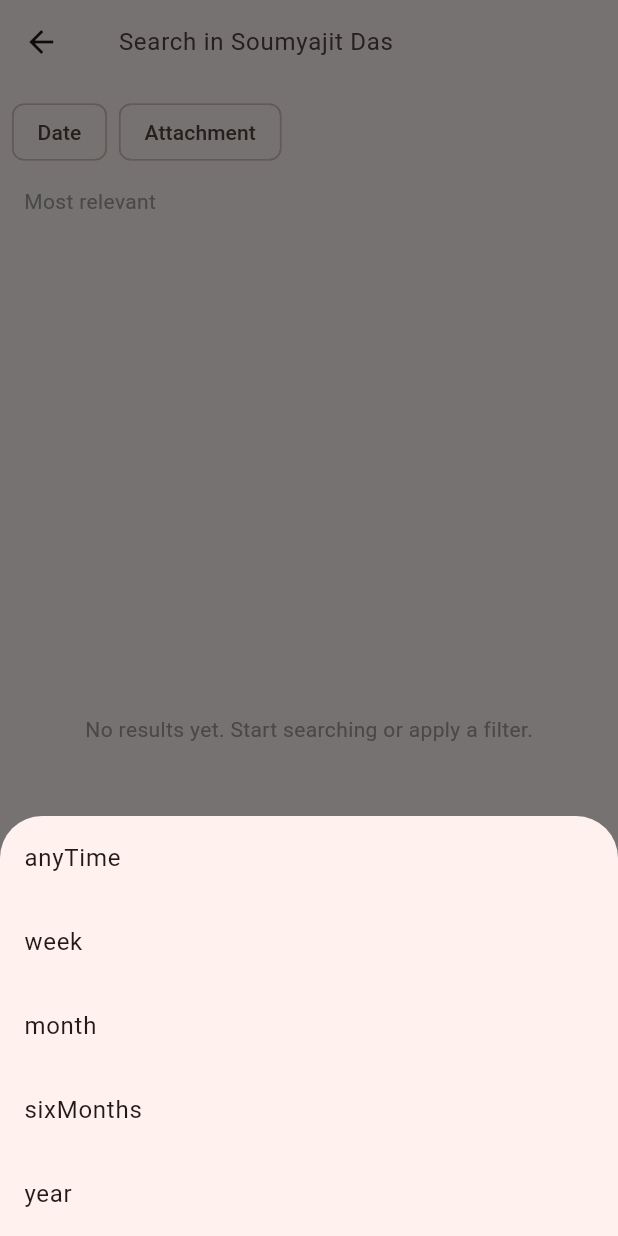
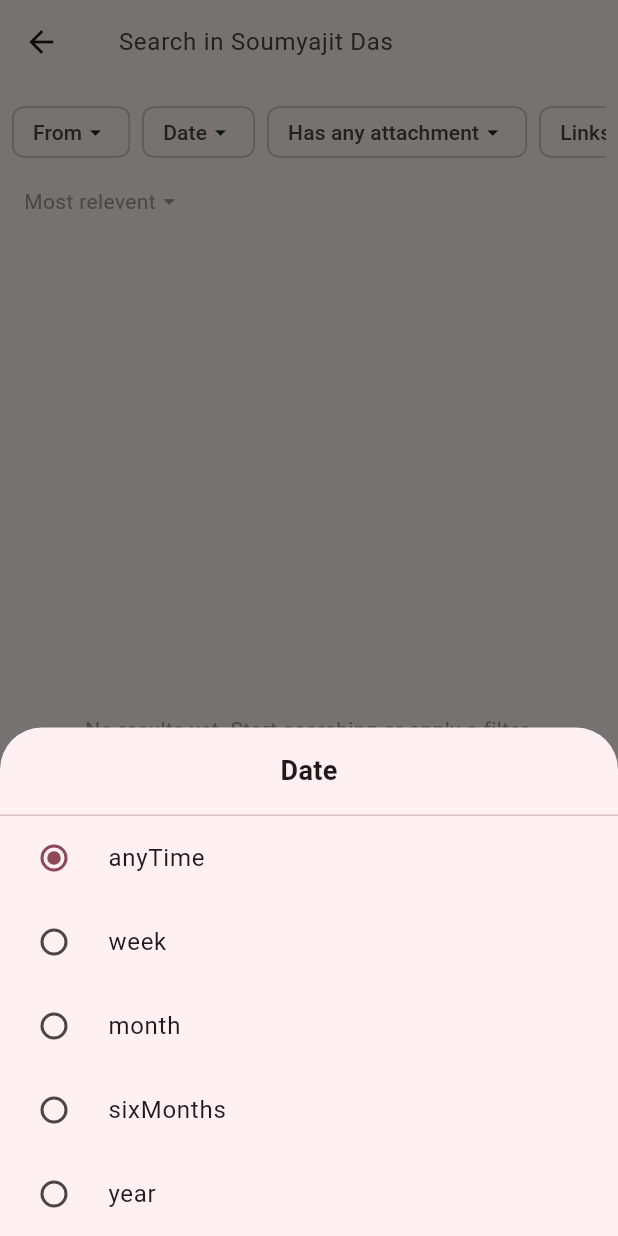
Before and after one commit to chatterjee-design/chat-system, a Flutter app: the _ChatSearchBody screen opened directly, after a tap on "Date", on a phone screen of 412 x 824 dp. Run offline on Flutter 3.47's test engine with Material 3 defaults, Android fonts, the phone set to English and light mode, and no system bars; our stand-ins replace audioplayers, bloc, cached_network_image, dio, emoji_picker_flutter, equatable and 4 more; missing offline and left inert: flutter_pdfview, pdfx, record; accounts and stored records are empty; network calls fail.

Commit message:
search ui done

```diff
--- a/lib/core/constants/messages.dart
+++ b/lib/core/constants/messages.dart
@@ -8,7 +8,7 @@ final List<Map<String, dynamic>> messages = [
     "isOnline": true,
     "timestamp": "2025-08-21T07:55:00Z",
     "type": "text",
-    "content": "Hello",
+    "content": "Hello hi.com",
     "replied": null,
   },
   {
--- a/lib/main.dart
+++ b/lib/main.dart
@@ -26,7 +26,7 @@ class MyApp extends StatelessWidget {
         debugShowCheckedModeBanner: false,
         theme: ThemeData(
           colorScheme: ColorScheme.fromSeed(
-            seedColor: Colors.deepOrange,
+            seedColor: Colors.pink,
             brightness: Brightness.light,
           ),
         ),
--- a/lib/provider/chat_search_provider.dart
+++ b/lib/provider/chat_search_provider.dart
@@ -5,14 +5,22 @@ enum DateFilter { anyTime, week, month, sixMonths, year }
 
 enum AttachmentFilter { none, image, pdf, document, link }
 
+enum SenderFilter { all, me, other }
+
+enum SortFilter { mostRelevant, mostRecent }
+
 class ChatSearchProvider extends ChangeNotifier {
   String _query = "";
   DateFilter _dateFilter = DateFilter.anyTime;
   AttachmentFilter _attachmentFilter = AttachmentFilter.none;
+  SenderFilter _senderFilter = SenderFilter.all;
+  SortFilter _sortFilter = SortFilter.mostRelevant;
 
   String get query => _query;
   DateFilter get dateFilter => _dateFilter;
   AttachmentFilter get attachmentFilter => _attachmentFilter;
+  SenderFilter get senderFilter => _senderFilter;
+  SortFilter get sortFilter => _sortFilter;
 
   void updateQuery(String newQuery) {
     _query = newQuery;
@@ -26,6 +34,24 @@ class ChatSearchProvider extends ChangeNotifier {
 
   void updateAttachmentFilter(AttachmentFilter filter) {
     _attachmentFilter = filter;
+    notifyListeners();
+  }
+
+  void updateSenderFilter(SenderFilter filter) {
+    _senderFilter = filter;
+    notifyListeners();
+  }
+
+  bool hasLink(String text) {
+    final urlRegex = RegExp(
+      r'((https?:\/\/)?[a-zA-Z0-9.-]+\.[a-zA-Z]{2,}(\S*)?)',
+      caseSensitive: false,
+    );
+    return urlRegex.hasMatch(text);
+  }
+
+  void updateSortFilter(SortFilter filter) {
+    _sortFilter = filter;
     notifyListeners();
   }
 
@@ -74,9 +100,22 @@ class ChatSearchProvider extends ChangeNotifier {
           case AttachmentFilter.document:
             return type == "document";
           case AttachmentFilter.link:
-            return type == "text" &&
-                msg["content"].toString().toLowerCase().contains("http");
+            return type == "text" && hasLink(msg["content"].toString());
           default:
+            return true;
+        }
+      }).toList();
+    }
+
+    if (_senderFilter != SenderFilter.all) {
+      results = results.where((msg) {
+        final senderId = msg["senderId"].toString();
+        switch (_senderFilter) {
+          case SenderFilter.me:
+            return senderId == "1";
+          case SenderFilter.other:
+            return senderId != "1";
+          case SenderFilter.all:
             return true;
         }
       }).toList();
@@ -88,5 +127,6 @@ class ChatSearchProvider extends ChangeNotifier {
   bool get hasSearchedOrFiltered =>
       _query.isNotEmpty ||
       _dateFilter != DateFilter.anyTime ||
-      _attachmentFilter != AttachmentFilter.none;
+      _attachmentFilter != AttachmentFilter.none ||
+      _senderFilter != SenderFilter.all;
 }
--- a/lib/search_chat/presentation/screens/chat_search_screen.dart
+++ b/lib/search_chat/presentation/screens/chat_search_screen.dart
@@ -1,8 +1,10 @@
 import 'package:flutter/material.dart';
 import 'package:provider/provider.dart';
 import '../../../provider/chat_search_provider.dart';
+import '../widgets/filter_bottom_sheet.dart';
+import '../widgets/filter_chip.dart';
 import '../widgets/search_chat_widget.dart';
-import '../widgets/search_result_widget.dart';
+import 'components/search_result_widget.dart';
 
 class ChatSearchScreen extends StatelessWidget {
   const ChatSearchScreen({super.key});
@@ -35,26 +37,91 @@ class _ChatSearchBody extends StatelessWidget {
         children: [
           Padding(
             padding: const EdgeInsets.symmetric(horizontal: 8, vertical: 8),
-            child: Wrap(
-              spacing: 8,
+            child: SingleChildScrollView(
+              scrollDirection: Axis.horizontal,
+              child: Row(
                 children: [
+                  CustomFilterChip(
+                    label: "From",
+                    selected: provider.senderFilter != SenderFilter.all,
+                    onTap: () => showFilterBottomSheet<SenderFilter>(
+                      context: context,
+                      title: "From",
+                      currentValue: provider.senderFilter,
+                      values: SenderFilter.values,
+                      labelBuilder: (f) => f.toString().split('.').last,
+                      onSelected: provider.updateSenderFilter,
+                    ),
+                  ),
+                  const SizedBox(width: 8),
+
+                  CustomFilterChip(
+                    label: "Date",
+                    selected: provider.dateFilter != DateFilter.anyTime,
+                    onTap: () => showFilterBottomSheet<DateFilter>(
+                      context: context,
+                      title: "Date",
+                      currentValue: provider.dateFilter,
+                      values: DateFilter.values,
+                      labelBuilder: (f) => f.toString().split('.').last,
+                      onSelected: provider.updateDateFilter,
+                    ),
+                  ),
+                  const SizedBox(width: 8),
+
+                  CustomFilterChip(
+                    label: "Has any attachment",
+                    selected:
+                        provider.attachmentFilter != AttachmentFilter.none &&
+                        provider.attachmentFilter != AttachmentFilter.link,
+                    onTap: () => showFilterBottomSheet<AttachmentFilter>(
+                      context: context,
+                      title: "Attachment",
+                      currentValue: provider.attachmentFilter,
+                      values: AttachmentFilter.values,
+                      labelBuilder: (f) => f.toString().split('.').last,
+                      onSelected: provider.updateAttachmentFilter,
+                    ),
+                  ),
+                  const SizedBox(width: 8),
                   FilterChip(
-                  label: const Text("Date"),
-                  onSelected: (_) => _showDateFilter(context, provider),
-                ),
-                FilterChip(
-                  label: const Text("Attachment"),
-                  onSelected: (_) => _showAttachmentFilter(context, provider),
+                    showCheckmark: false,
+                    padding: const EdgeInsets.symmetric(horizontal: 5),
+                    selected:
+                        provider.attachmentFilter == AttachmentFilter.link,
+                    label: const Text("Links"),
+                    onSelected: (_) =>
+                        provider.updateAttachmentFilter(AttachmentFilter.link),
                   ),
                 ],
               ),
             ),
+          ),
 
-          const Padding(
+          GestureDetector(
+            onTap: () => showFilterBottomSheet<SortFilter>(
+              context: context,
+              title: "Sort by",
+              currentValue: provider.sortFilter,
+              values: SortFilter.values,
+              labelBuilder: (f) => f == SortFilter.mostRelevant
+                  ? "Most Relevant"
+                  : "Most Recent",
+              onSelected: provider.updateSortFilter,
+            ),
+            child: Padding(
               padding: EdgeInsets.symmetric(horizontal: 16, vertical: 4),
-            child: Text(
-              "Most relevant",
+              child: Row(
+                children: [
+                  Text(
+                    provider.sortFilter == SortFilter.mostRelevant
+                        ? "Most relevent"
+                        : "Most recent",
                     style: TextStyle(fontSize: 14, color: Colors.grey),
+                  ),
+                  Icon(Icons.arrow_drop_down, size: 18, color: Colors.grey),
+                ],
+              ),
             ),
           ),
 
@@ -72,64 +139,4 @@ class _ChatSearchBody extends StatelessWidget {
       ),
     );
   }
-
-  void _showDateFilter(BuildContext context, ChatSearchProvider provider) {
-    showModalBottomSheet(
-      context: context,
-      builder: (ctx) => Column(
-        mainAxisSize: MainAxisSize.min,
-        children: DateFilter.values.map((f) {
-          return ListTile(
-            title: Text(f.toString().split('.').last),
-            onTap: () {
-              provider.updateDateFilter(f);
-              Navigator.pop(ctx);
-            },
-          );
-        }).toList(),
-      ),
-    );
 }
-
-  void _showAttachmentFilter(
-    BuildContext context,
-    ChatSearchProvider provider,
-  ) {
-    showModalBottomSheet(
-      context: context,
-      builder: (ctx) => Column(
-        mainAxisSize: MainAxisSize.min,
-        children: [
-          ListTile(
-            title: const Text("Image"),
-            onTap: () {
-              provider.updateAttachmentFilter(AttachmentFilter.image);
-              Navigator.pop(ctx);
-            },
-          ),
-          ListTile(
-            title: const Text("PDF"),
-            onTap: () {
-              provider.updateAttachmentFilter(AttachmentFilter.pdf);
-              Navigator.pop(ctx);
-            },
-          ),
-          ListTile(
-            title: const Text("Document"),
-            onTap: () {
-              provider.updateAttachmentFilter(AttachmentFilter.document);
-              Navigator.pop(ctx);
-            },
-          ),
-          ListTile(
-            title: const Text("Clear"),
-            onTap: () {
-              provider.updateAttachmentFilter(AttachmentFilter.none);
-              Navigator.pop(ctx);
-            },
-          ),
-        ],
-      ),
-    );
-  }
-}
--- /dev/null
+++ b/lib/search_chat/presentation/widgets/filter_bottom_sheet.dart
@@ -0,0 +1,40 @@
+import 'package:flutter/material.dart';
+
+Future<void> showFilterBottomSheet<T>({
+  required BuildContext context,
+  required String title,
+  required T currentValue,
+  required List<T> values,
+  required String Function(T) labelBuilder,
+  required ValueChanged<T> onSelected,
+}) async {
+  showModalBottomSheet(
+    context: context,
+    builder: (ctx) => Column(
+      mainAxisSize: MainAxisSize.min,
+      children: [
+        Padding(
+          padding: const EdgeInsets.all(16.0),
+          child: Text(
+            title,
+            style: const TextStyle(fontSize: 18, fontWeight: FontWeight.bold),
+          ),
+        ),
+        const Divider(height: 1),
+        ...values.map(
+          (v) => RadioListTile<T>(
+            title: Text(labelBuilder(v)),
+            value: v,
+            groupValue: currentValue,
+            onChanged: (val) {
+              if (val != null) {
+                onSelected(val);
+                Navigator.pop(ctx);
+              }
+            },
+          ),
+        ),
+      ],
+    ),
+  );
+}
--- /dev/null
+++ b/lib/search_chat/presentation/widgets/filter_chip.dart
@@ -0,0 +1,28 @@
+import 'package:flutter/material.dart';
+
+class CustomFilterChip extends StatelessWidget {
+  final String label;
+  final bool selected;
+  final VoidCallback onTap;
+
+  const CustomFilterChip({
+    Key? key,
+    required this.label,
+    required this.selected,
+    required this.onTap,
+  }) : super(key: key);
+
+  @override
+  Widget build(BuildContext context) {
+    return FilterChip(
+      padding: const EdgeInsets.symmetric(horizontal: 5),
+      showCheckmark: false,
+      selected: selected,
+      label: Row(
+        mainAxisSize: MainAxisSize.min,
+        children: [Text(label), const Icon(Icons.arrow_drop_down, size: 18)],
+      ),
+      onSelected: (_) => onTap(),
+    );
+  }
+}
```
Also changed, not shown: lib/search_chat/presentation/screens/components/search_result_widget.dart (added, +53 -0 lines), lib/search_chat/presentation/widgets/highlighted_text.dart (added, +63 -0 lines), lib/search_chat/presentation/widgets/search_result_widget.dart (deleted, +0 -163 lines), lib/search_chat/presentation/widgets/subtilte_search_body.dart (added, +117 -0 lines). Lines whose indentation alone changed are shown as unchanged.
